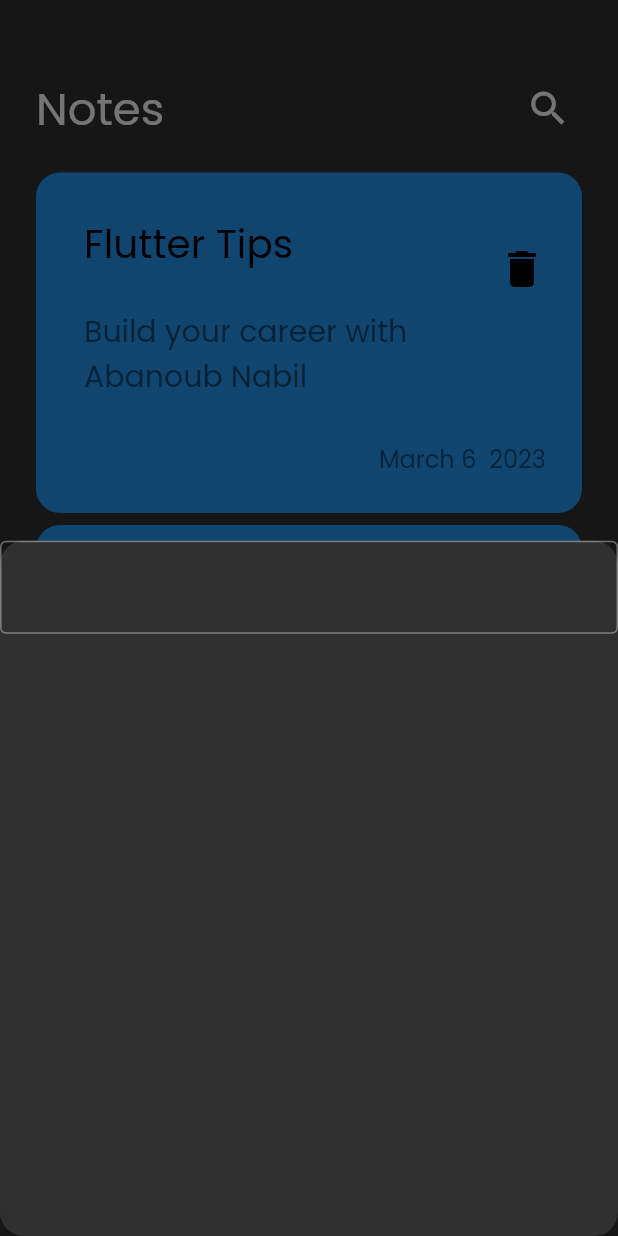
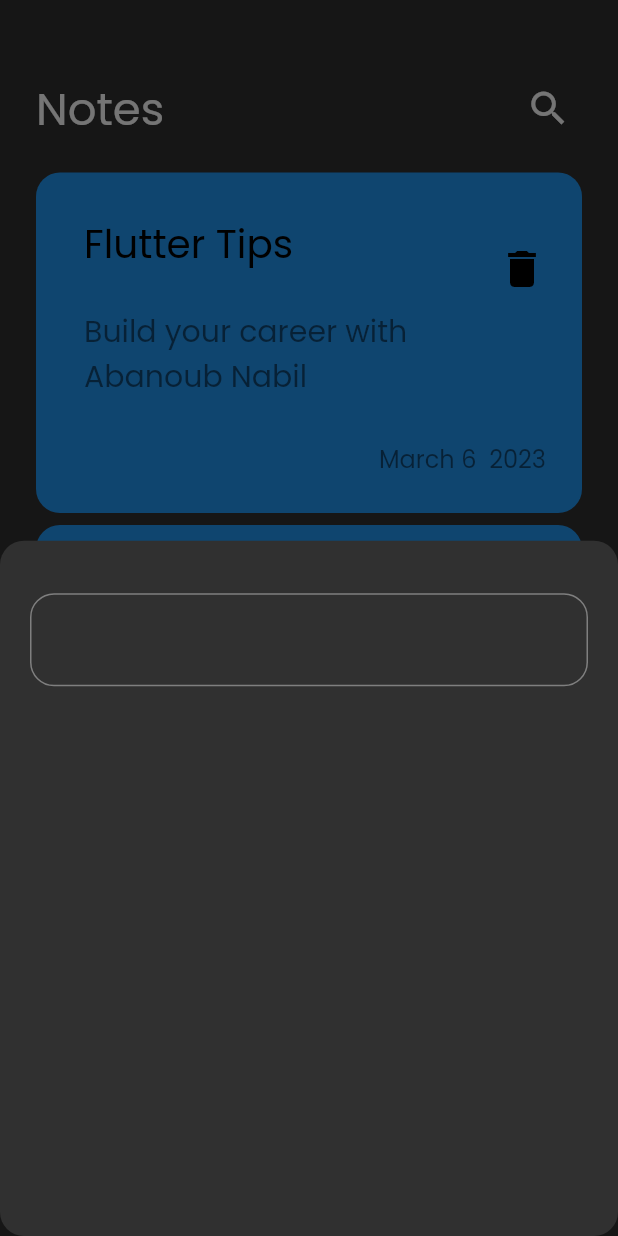
Before and after one commit to AbanoubNabile/notes-app, a Flutter app: the screen it shows after launch, after a tap on the "add" icon, on a phone screen of 412 x 824 dp. Run offline on Flutter 3.47's test engine with Material 2 defaults, Android fonts, the phone set to English and light mode, and no system bars.

Commit message:
add border radius to text field

```diff
--- a/lib/views/widgets/add_note_bottom_sheet.dart
+++ b/lib/views/widgets/add_note_bottom_sheet.dart
@@ -6,8 +6,11 @@ class AddNoteBottom extends StatelessWidget {
 
   @override
   Widget build(BuildContext context) {
-    return Column(
-      children: [CustomTextField()],
+    return Padding(
+      padding: const EdgeInsets.symmetric(horizontal: 20),
+      child: Column(
+        children: [SizedBox(height: 35), CustomTextField()],
+      ),
     );
   }
 }
--- a/lib/views/widgets/custom_text_field.dart
+++ b/lib/views/widgets/custom_text_field.dart
@@ -7,8 +7,7 @@ class CustomTextField extends StatelessWidget {
   Widget build(BuildContext context) {
     return TextField(
       decoration: InputDecoration(
-        fillColor: Colors.blue,
-        border: OutlineInputBorder(),
+        border: OutlineInputBorder(borderRadius: BorderRadius.circular(16)),
       ),
     );
   }
```
